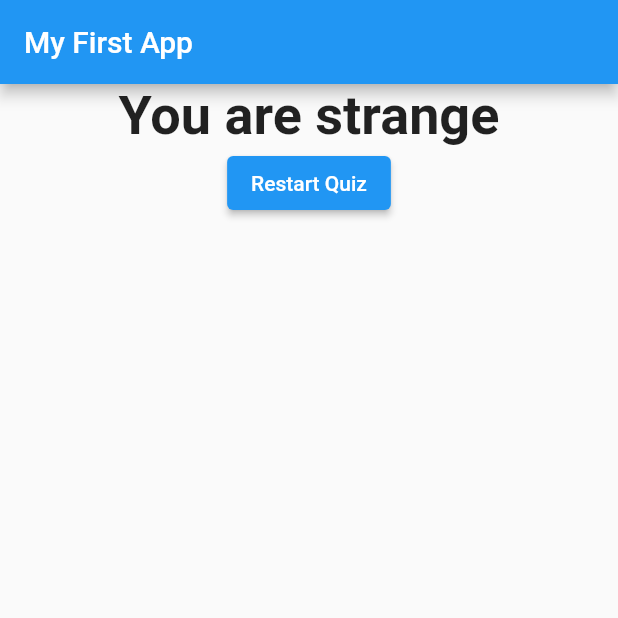
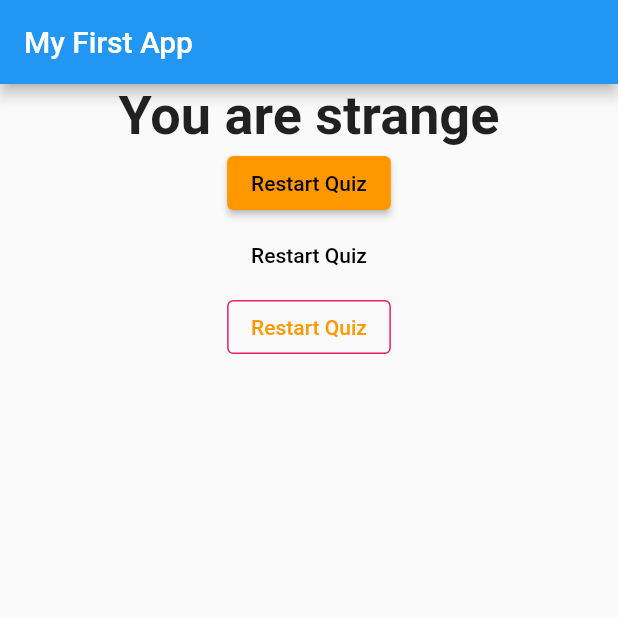
Before and after one commit to HassanKhan123/flutter-quiz-app, a Flutter app: the screen it shows after launch, after a tap on "Black", after a tap on "Zebra", on a phone screen of 412 x 824 dp, the top half of it. Run offline on Flutter 3.47's test engine with Material 2 defaults, Android fonts, the phone set to English and light mode, and no system bars.

Commit message:
migrating buttons

```diff
--- a/lib/result.dart
+++ b/lib/result.dart
@@ -30,7 +30,24 @@ class Result extends StatelessWidget {
           style: const TextStyle(fontSize: 36, fontWeight: FontWeight.bold),
           textAlign: TextAlign.center,
         ),
-        ElevatedButton(onPressed: resetQuiz, child: const Text('Restart Quiz'))
+        ElevatedButton(
+          onPressed: resetQuiz,
+          style: ElevatedButton.styleFrom(
+              backgroundColor: Colors.orange, foregroundColor: Colors.black),
+          child: const Text('Restart Quiz'),
+        ),
+        TextButton(
+          onPressed: resetQuiz,
+          style: TextButton.styleFrom(foregroundColor: Colors.black),
+          child: const Text('Restart Quiz'),
+        ),
+        OutlinedButton(
+          onPressed: resetQuiz,
+          style: OutlinedButton.styleFrom(
+              foregroundColor: Colors.orange,
+              side: const BorderSide(color: Colors.pink)),
+          child: const Text('Restart Quiz'),
+        )
       ],
     ));
   }
```
